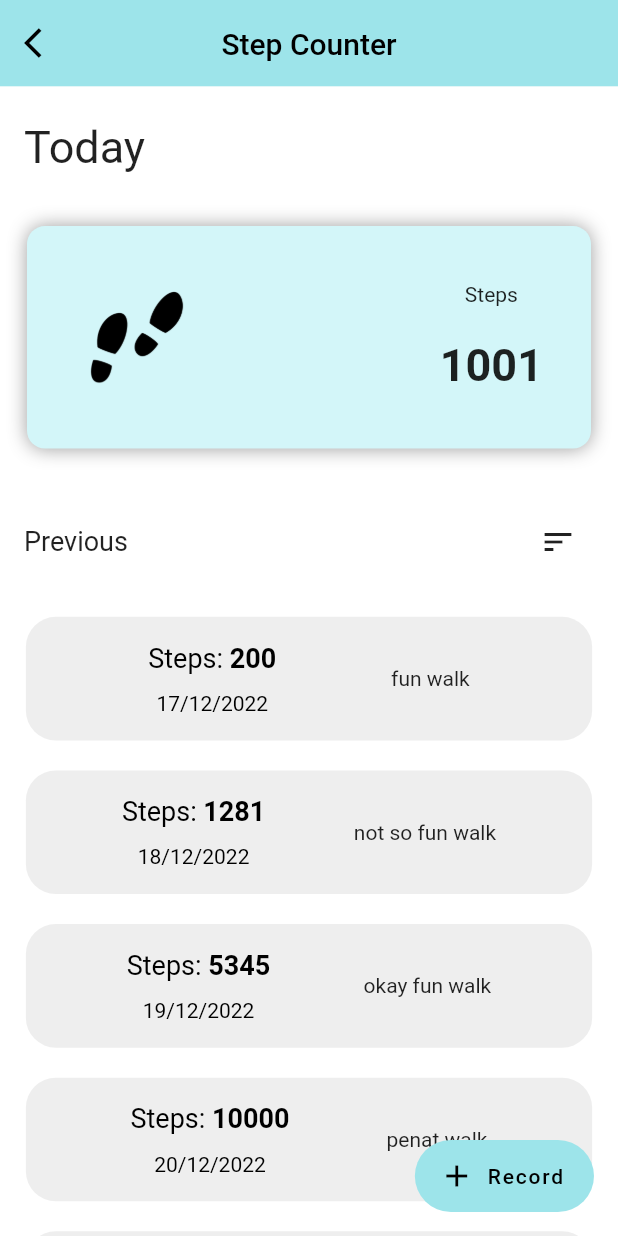
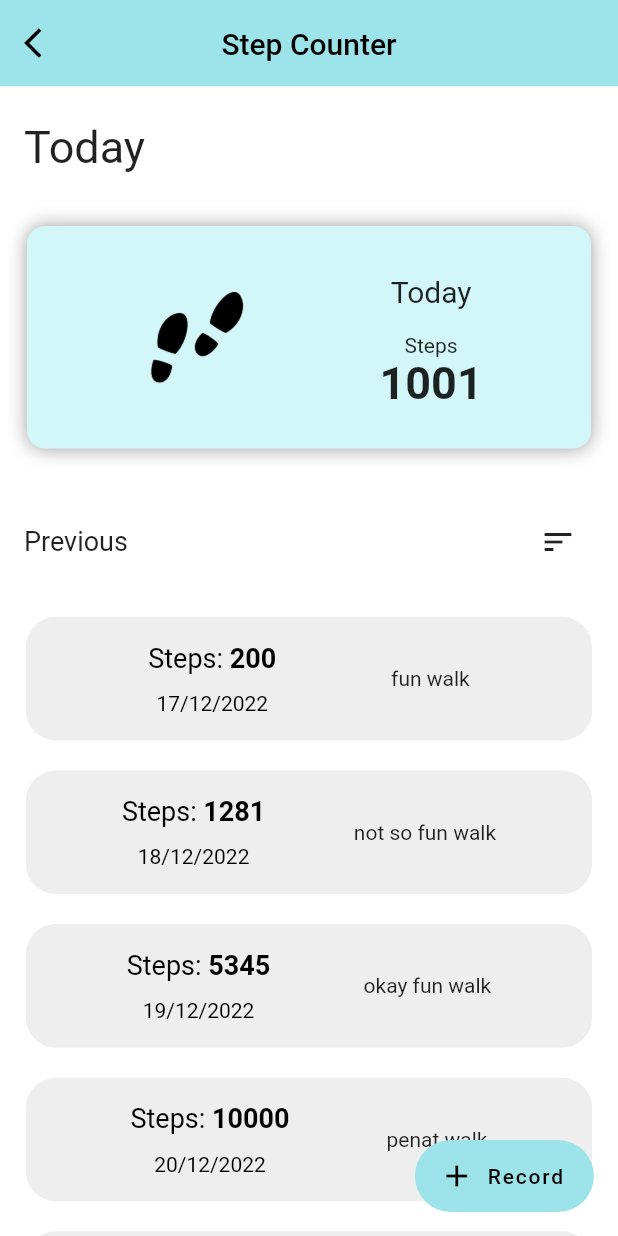
Before and after one commit to wanysamsuri/flutter_clinical, a Flutter app: the HomeScreen screen opened by its route, after a tap on "Today", on a phone screen of 412 x 824 dp. Run offline on Flutter 3.47's test engine with Material 2 defaults, Android fonts, the phone set to English and light mode, and no system bars; our stand-ins replace cached_network_image, carousel_slider, device_info_plus, email_validator, fl_chart, flutter_rating_stars and 16 more; missing offline and left inert: clickable_list_wheel_view, flutter_3d_choice_chip, gauges, html2md, onesignal_flutter, pretty_gauge and 2 more; accounts and stored records are empty; network calls fail.

```diff
--- a/lib/pedometer/step_screen.dart
+++ b/lib/pedometer/step_screen.dart
@@ -139,32 +139,32 @@ class _StepMainScreenState extends State<StepMainScreen> {
                       child: Container(
                         padding: EdgeInsets.all(12),
                         child: Row(
-                          crossAxisAlignment: CrossAxisAlignment.start,
-                          mainAxisAlignment: MainAxisAlignment.spaceBetween,
+                          // crossAxisAlignment: CrossAxisAlignment.start,
+                          mainAxisAlignment: MainAxisAlignment.spaceAround,
                           children: [
                             Container(
-                              child: Image.asset('assets/footstep.png'),
-                              // child: LineChart(LineChartData(
-                              //     minX: 0,
-                              //     maxX: 5,
-                              //     minY: 0,
-                              //     maxY: 5,
-                              //     lineBarsData: [
-                              //       LineChartBarData(spots: [FlSpot(0, 3)])
-                              //     ])),
+                              child: Image.asset(
+                                'assets/footstep.png',
+                                height: Adaptive.h(20),
+                                width: Adaptive.w(20),
+                              ),
                             ),
                             Column(
-                              // crossAxisAlignment: CrossAxisAlignment.start,
-                              mainAxisAlignment: MainAxisAlignment.spaceEvenly,
-
+                              mainAxisAlignment: MainAxisAlignment.center,
                               children: [
-                                Center(
-                                  child: Container(
-                                    child: Text('Steps'),
+                                Container(
+                                  child: Text(
+                                    'Today',
+                                    style: TextStyle(
+                                      fontSize: 20,
+                                    ),
                                   ),
                                 ),
                                 SizedBox(
-                                  height: 10,
+                                  height: Adaptive.h(2),
+                                ),
+                                Container(
+                                  child: Text('Steps'),
                                 ),
                                 Container(
                                   child: Text(
--- a/lib/screens/home_screen.dart
+++ b/lib/screens/home_screen.dart
@@ -290,18 +290,19 @@ class _HomeScreenState extends State<HomeScreen> {
                             child: Container(
                               padding: EdgeInsets.all(12),
                               child: Row(
-                                crossAxisAlignment: CrossAxisAlignment.start,
+                                // crossAxisAlignment: CrossAxisAlignment.start,
                                 mainAxisAlignment:
-                                    MainAxisAlignment.spaceBetween,
+                                    MainAxisAlignment.spaceAround,
                                 children: [
                                   Container(
-                                    child: Image.asset('assets/footstep.png'),
+                                    child: Image.asset(
+                                      'assets/footstep.png',
+                                      height: Adaptive.h(20),
+                                      width: Adaptive.w(20),
+                                    ),
                                   ),
                                   Column(
-                                    // crossAxisAlignment: CrossAxisAlignment.start,
-                                    mainAxisAlignment:
-                                        MainAxisAlignment.spaceBetween,
-
+                                    mainAxisAlignment: MainAxisAlignment.center,
                                     children: [
                                       Container(
                                         child: Text(
@@ -360,7 +361,7 @@ class _HomeScreenState extends State<HomeScreen> {
                               ConnectionState.done) {
                             if (snapshot.hasData) {
                               return SizedBox(
-                                height: screenHeight * 0.5,
+                                height: screenHeight * 0.4,
                                 child: ListView.builder(
                                   physics: BouncingScrollPhysics(),
                                   scrollDirection: Axis.horizontal,
@@ -660,10 +661,9 @@ void _showBottomSheet(BuildContext context) {
                         ),
                       ),
                     ),
-                    onTap: () {Navigator.push(
-                          context,
-                          MaterialPageRoute(
-                              builder: (context) => BMIScreen()));
+                    onTap: () {
+                      Navigator.push(context,
+                          MaterialPageRoute(builder: (context) => BMIScreen()));
                       ;
                     },
                   ),
--- a/lib/screens/notification/noti_screens.dart
+++ b/lib/screens/notification/noti_screens.dart
@@ -3,6 +3,7 @@ import 'package:flutter/src/foundation/key.dart';
 import 'package:flutter/src/widgets/framework.dart';
 import 'package:flutter_clinic/constant.dart';
 import 'package:flutter_clinic/screens/loading_screen.dart';
+import 'package:intl/intl.dart';
 
 import '../../customshape.dart';
 import '../../services/api_service.dart';
@@ -122,11 +123,13 @@ class _NotificationScreenState extends State<NotificationScreen> {
                                         ),
                                         Container(
                                           child: Text(
-                                            (snapshot.data['created_at']),
+                                            DateFormat('MMM dd yyyy hh:mm a')
+                                                .format(DateTime.parse(snapshot
+                                                        .data['created_at'])
+                                                    .toLocal()),
                                             style: TextStyle(
-                                              fontSize: 12,
-                                              color: Colors.black,
-                                            ),
+                                                fontSize: 12,
+                                                color: Colors.black),
                                           ),
                                         ),
                                         SizedBox(
```
